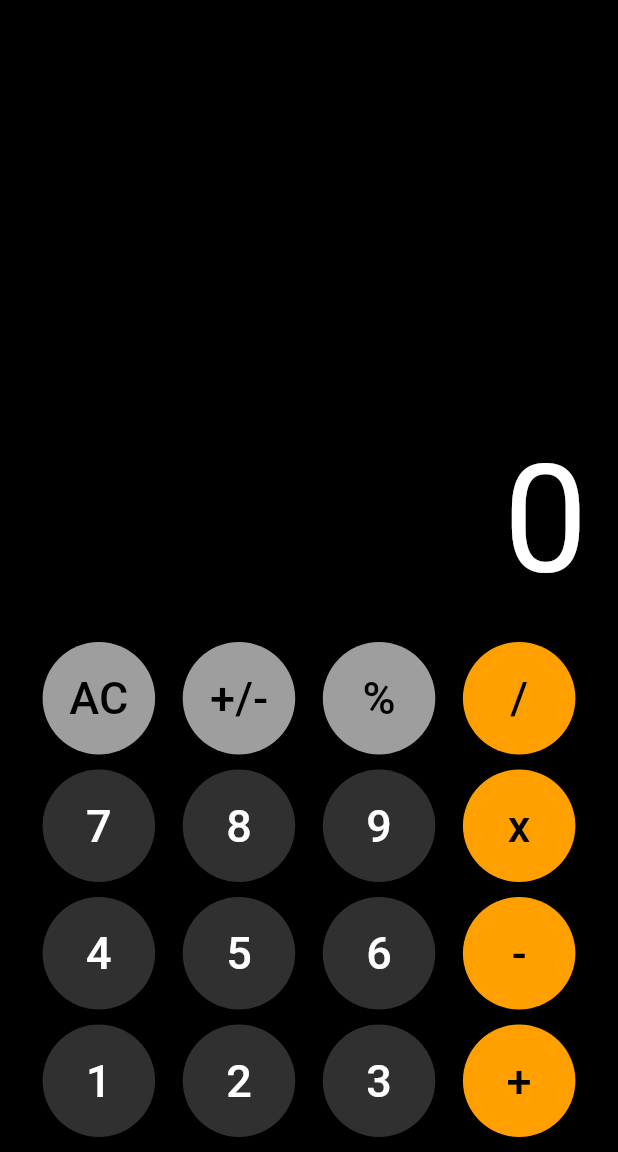
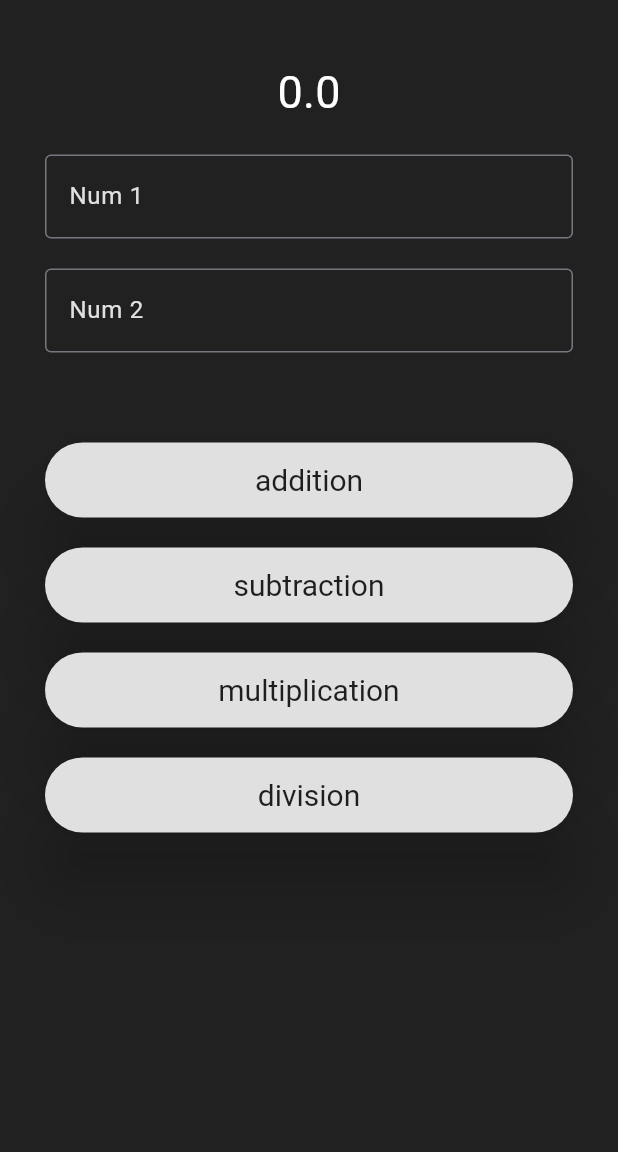
Before and after one commit to Coco10130/flutter-calculator, a Flutter app: the screen it shows after launch, on a phone screen of 412 x 824 dp, the part 84-1236 px from its top. Run offline on Flutter 3.47's test engine with Material 3 defaults, Android fonts, the phone set to English and light mode, and no system bars.

Commit message:
revised for school assignment

```diff
--- /dev/null
+++ b/lib/components/my_button.dart
@@ -0,0 +1,29 @@
+import 'package:flutter/material.dart';
+
+class MyButton extends StatelessWidget {
+  final String name;
+  final VoidCallback onTap;
+
+  const MyButton({super.key, required this.name, required this.onTap});
+
+  @override
+  Widget build(BuildContext context) {
+    return Padding(
+      padding: const EdgeInsets.symmetric(vertical: 10),
+      child: SizedBox(
+        width: double.infinity,
+        height: 50,
+        child: ElevatedButton(
+          onPressed: onTap,
+          style: ElevatedButton.styleFrom(
+            backgroundColor: Colors.grey[300],
+            elevation: 20,
+            textStyle: const TextStyle(fontSize: 20),
+            foregroundColor: Colors.black87,
+          ),
+          child: Text(name),
+        ),
+      ),
+    );
+  }
+}
--- a/lib/pages/body_page.dart
+++ b/lib/pages/body_page.dart
@@ -1,3 +1,4 @@
+import 'package:calculator/components/my_button.dart';
 import 'package:flutter/material.dart';
 
 class BodyPage extends StatefulWidget {
@@ -8,115 +9,190 @@ class BodyPage extends StatefulWidget {
 }
 
 class _BodyPageState extends State<BodyPage> {
-  Widget calcButton(String btntxt, Color? btnColor, Color? textColor) {
-    return SizedBox(
-      width: 75,
-      height: 75,
-      child: ElevatedButton(
-        onPressed: () {
-          // Add your onPressed logic here
-        },
-        style: ElevatedButton.styleFrom(
-            backgroundColor: btnColor,
-            shape: const CircleBorder(),
-            padding: EdgeInsets.zero),
-        child: Text(
-          btntxt,
-          style: TextStyle(
-            fontSize: 30,
-            color: textColor,
+  final firstController = TextEditingController();
+  final secondController = TextEditingController();
+
+  Widget _input(String hint, TextEditingController controller) {
+    return TextField(
+      decoration: InputDecoration(
+        border: const OutlineInputBorder(),
+        labelText: hint,
+        labelStyle: TextStyle(color: Colors.grey[300]),
+      ),
+      style: const TextStyle(color: Colors.white),
+      keyboardType: const TextInputType.numberWithOptions(decimal: true),
+      controller: controller,
+    );
+  }
+
+  double result = 0;
+
+  @override
+  void dispose() {
+    firstController.dispose();
+    secondController.dispose();
+    super.dispose();
+  }
+
+  @override
+  Widget build(BuildContext context) {
+    return Scaffold(
+      backgroundColor: Colors.black87,
+      resizeToAvoidBottomInset: true,
+      body: SingleChildScrollView(
+        child: Padding(
+          padding: const EdgeInsets.symmetric(horizontal: 30, vertical: 40),
+          child: Column(
+            children: [
+              // result
+              Center(
+                child: Text(
+                  "$result",
+                  style: const TextStyle(fontSize: 30, color: Colors.white),
+                ),
+              ),
+
+              // spacing
+              const SizedBox(
+                height: 20,
+              ),
+
+              // text input 1
+              _input("Num 1", firstController),
+
+              // spacing
+              const SizedBox(
+                height: 20,
+              ),
+
+              // text input 2
+              _input("Num 2", secondController),
+
+              // spacing
+              const SizedBox(
+                height: 50,
+              ),
+
+              // add button
+              MyButton(
+                name: "addition",
+                onTap: () {
+                  add(firstController.text, secondController.text);
+                },
+              ),
+
+              // subtract button
+              MyButton(
+                  name: "subtraction",
+                  onTap: () {
+                    subtract(firstController.text, secondController.text);
+                  }),
+
+              // multiply button
+              MyButton(
+                  name: "multiplication",
+                  onTap: () {
+                    multiply(firstController.text, secondController.text);
+                  }),
+
+              // divide button
+              MyButton(
+                  name: "division",
+                  onTap: () {
+                    divide(firstController.text, secondController.text);
+                  }),
+            ],
           ),
         ),
       ),
     );
   }
 
-  @override
-  Widget build(BuildContext context) {
-    return Scaffold(
-      backgroundColor: Colors.black,
-      body: Padding(
-        padding: const EdgeInsets.symmetric(horizontal: 10),
-        child: Column(
-          mainAxisAlignment: MainAxisAlignment.end,
-          children: [
-            // Calculator display
-            const Row(
-              mainAxisAlignment: MainAxisAlignment.end,
-              children: [
-                Padding(
-                  padding: EdgeInsets.all(10.0),
-                  child: Text(
-                    "0",
-                    textAlign: TextAlign.left,
-                    style: TextStyle(color: Colors.white, fontSize: 100),
-                  ),
-                )
-              ],
-            ),
+  // button functions
 
-            Row(
-              mainAxisAlignment: MainAxisAlignment.spaceEvenly,
-              children: [
-                // button functions will be called
-                calcButton("AC", Colors.grey, Colors.black),
-                calcButton("+/-", Colors.grey, Colors.black),
-                calcButton("%", Colors.grey, Colors.black),
-                calcButton("/", Colors.amber[700], Colors.black),
-              ],
-            ),
+  void add(String text1, String text2) {
+    if (parseDouble(text1) && parseDouble(text2)) {
+      double num1 = double.parse(text1);
+      double num2 = double.parse(text2);
 
-            const SizedBox(
-              height: 10,
-            ),
+      setState(() {
+        result = num1 + num2;
+      });
 
-            Row(
-              mainAxisAlignment: MainAxisAlignment.spaceEvenly,
-              children: [
-                // button functions will be called
-                calcButton("7", Colors.grey[850], Colors.white),
-                calcButton("8", Colors.grey[850], Colors.white),
-                calcButton("9", Colors.grey[850], Colors.white),
-                calcButton("x", Colors.amber[700], Colors.black),
-              ],
-            ),
+      firstController.clear();
+      secondController.clear();
+    } else {
+      mySnackBar("Invalid Input");
+    }
+  }
 
-            const SizedBox(
-              height: 10,
-            ),
+  void subtract(String text1, String text2) {
+    if (parseDouble(text1) && parseDouble(text2)) {
+      double num1 = double.parse(text1);
+      double num2 = double.parse(text2);
 
-            Row(
-              mainAxisAlignment: MainAxisAlignment.spaceEvenly,
-              children: [
-                // button functions will be called
-                calcButton("4", Colors.grey[850], Colors.white),
-                calcButton("5", Colors.grey[850], Colors.white),
-                calcButton("6", Colors.grey[850], Colors.white),
-                calcButton("-", Colors.amber[700], Colors.black),
-              ],
-            ),
+      setState(() {
+        result = num1 - num2;
+      });
 
-            const SizedBox(
-              height: 10,
-            ),
+      firstController.clear();
+      secondController.clear();
+    } else {
+      mySnackBar("Invalid Input");
+    }
+  }
 
-            Row(
-              mainAxisAlignment: MainAxisAlignment.spaceEvenly,
-              children: [
-                // button functions will be called
-                calcButton("1", Colors.grey[850], Colors.white),
-                calcButton("2", Colors.grey[850], Colors.white),
-                calcButton("3", Colors.grey[850], Colors.white),
-                calcButton("+", Colors.amber[700], Colors.black),
-              ],
-            ),
+  void multiply(String text1, String text2) {
+    if (parseDouble(text1) && parseDouble(text2)) {
+      double num1 = double.parse(text1);
+      double num2 = double.parse(text2);
 
-            const SizedBox(
-              height: 10,
-            ),
-          ],
-        ),
+      setState(() {
+        result = num1 * num2;
+      });
+
+      firstController.clear();
+      secondController.clear();
+    } else {
+      mySnackBar("Invalid Input");
+    }
+  }
+
+  void divide(String text1, String text2) {
+    if (parseDouble(text1) && parseDouble(text2)) {
+      double num1 = double.parse(text1);
+      double num2 = double.parse(text2);
+
+      if (num2 == 0) {
+        mySnackBar("Cannot divide by zero");
+        return;
+      }
+
+      setState(() {
+        result = num1 / num2;
+      });
+
+      firstController.clear();
+      secondController.clear();
+    } else {
+      mySnackBar("Invalid Input");
+    }
+  }
+
+  // utilities
+  void mySnackBar(String text) {
+    ScaffoldMessenger.of(context).showSnackBar(
+      SnackBar(
+        content: Center(child: Text(text)),
+        duration: const Duration(seconds: 2),
       ),
     );
   }
+
+  bool parseDouble(String text) {
+    if (text.isEmpty) return false;
+
+    double? value = double.tryParse(text);
+    return value != null;
+  }
 }
```
